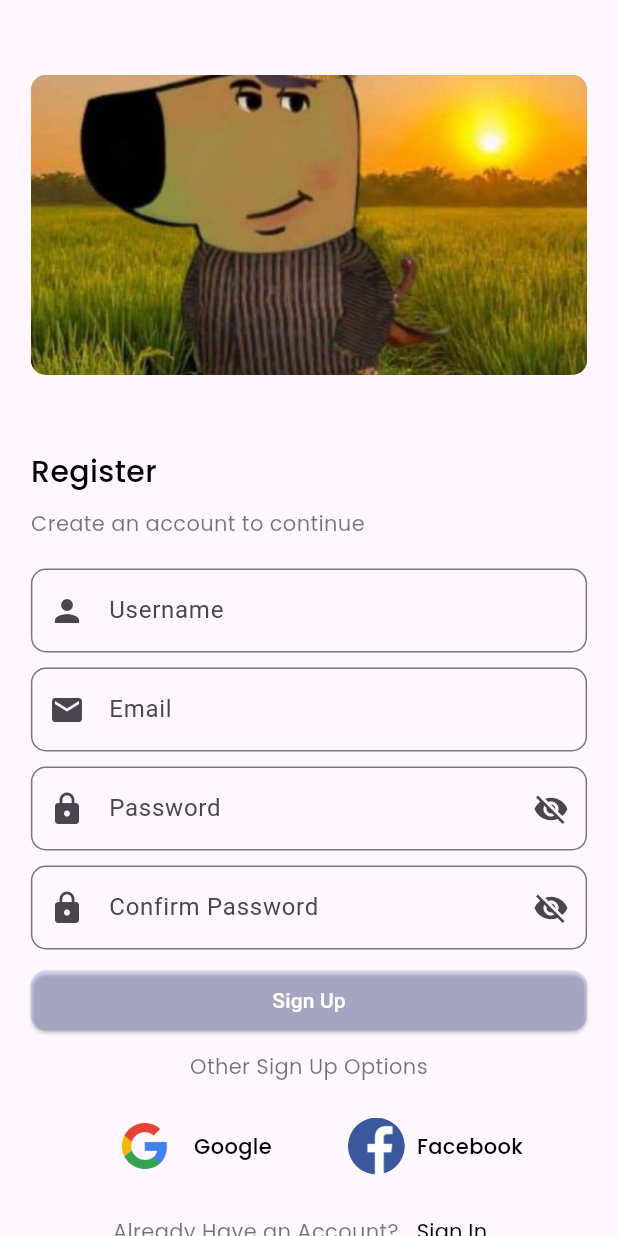
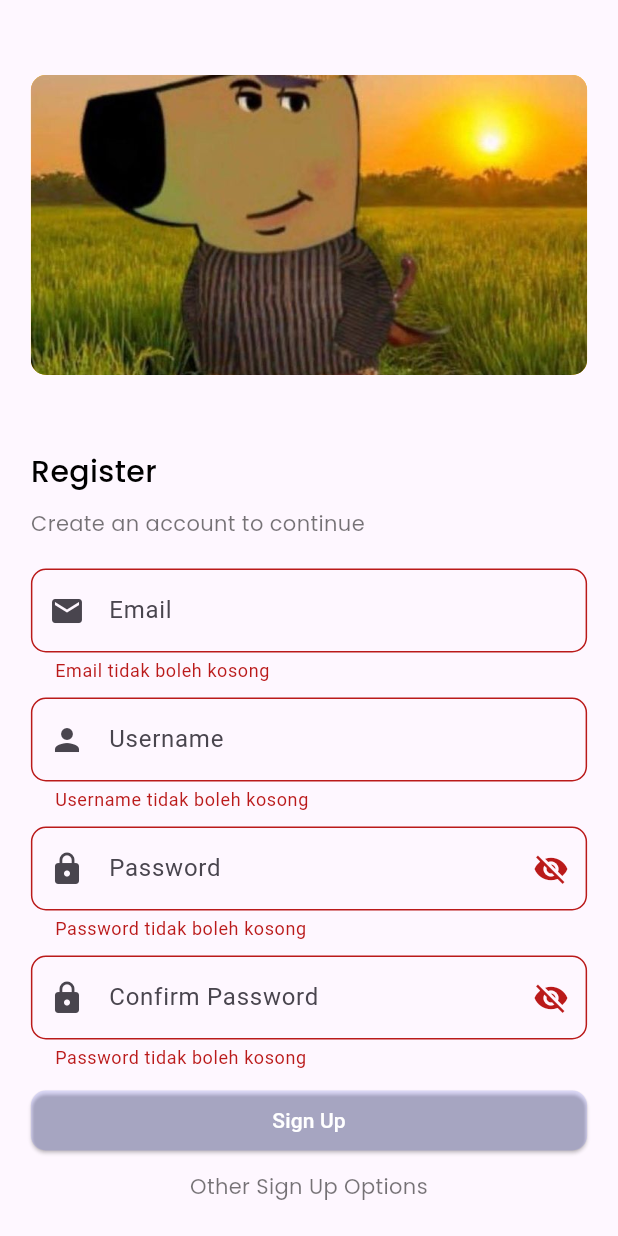
Before and after one commit to ZUHAIRR23/firebase, a Flutter app: the SignUpPage screen opened by its route, after a tap on "Sign Up", on a phone screen of 412 x 824 dp. Run offline on Flutter 3.47's test engine with Material 3 defaults, Android fonts, the phone set to English and light mode, and no system bars; our stand-ins replace cloud_firestore, firebase_auth, firebase_core, google_fonts, supercharged; accounts and stored records are empty; network calls fail.

Commit message:
tambahan hari kamis

```diff
--- a/lib/service/service.dart
+++ b/lib/service/service.dart
@@ -20,7 +20,25 @@ class FirebaseService {
     return null;
   }
 
+  Future<User?> signUp(String email, String password) async {
+    try {
+      UserCredential userCredential = await _auth.createUserWithEmailAndPassword(
+          email: email, password: password);
+      if (kDebugMode) {
+        print("User : ${userCredential.user}");
+      }
+      return userCredential.user;
+    } catch (e) {
+      if (kDebugMode) {
+        print(e);
+      }
+    }
+    return null;
+  }
+
   Future<void>  signOut() async{
     await _auth.signOut();
   }
+
+  get currentUser => _auth.currentUser;
 }
--- a/lib/ui/auth/sign_up_page.dart
+++ b/lib/ui/auth/sign_up_page.dart
@@ -9,15 +9,68 @@ class SignUpPage extends StatefulWidget {
 
 class _SignUpPageState extends State<SignUpPage> {
   bool isObscureText = true;
+  bool isLoading = false;
+
+  final _auth = FirebaseService();
+  final _firebaseStore = FirebaseFirestore.instance;
+  final _formKey = GlobalKey<FormState>();
 
   TextEditingController emailController = TextEditingController();
+  TextEditingController nameController = TextEditingController();
   TextEditingController passwordController = TextEditingController();
+  TextEditingController confirmPasswordController = TextEditingController();
+
+  void _signUp() async {
+    if (_formKey.currentState!.validate()) {
+      setState(() {
+        isLoading = true;
+      });
+    }
+
+    try {
+      User? user =
+          (await _auth.signUp(emailController.text, passwordController.text));
+
+      if (user != null) {
+        await _firebaseStore.collection('users').doc(user.uid).set({
+          'name' : nameController.text,
+          'email': emailController,
+          'password': passwordController,
+        });
+
+        Navigator.pushReplacementNamed(context, '/home');
+
+        ScaffoldMessenger.of(context).showSnackBar(
+          SnackBar(
+            content: Text('Registrasi berhasil ${user.email}'),
+          ),
+        );
+      }
+    } catch (e) {
+      ScaffoldMessenger.of(context).showSnackBar(
+        SnackBar(
+          content: Text(e.toString()),
+        ),
+      );
+
+      setState(() {
+        isLoading = false;
+      });
+    } finally {
+      setState(() {
+        isLoading = false;
+      });
+    }
+  }
+
   @override
   Widget build(BuildContext context) {
     return Scaffold(
       resizeToAvoidBottomInset: false,
       body: SingleChildScrollView(
         child: Center(
+          child: Form(
+            key: _formKey,
             child: Column(
               children: [
                 SizedBox(height: 50),
@@ -53,21 +106,7 @@ class _SignUpPageState extends State<SignUpPage> {
                 SizedBox(
                   width: MediaQuery.of(context).size.width * 0.9,
                   child: TextFormField(
-                  decoration: InputDecoration(
-                    hintText: hintUsername,
-                    prefixIcon: Icon(Icons.person),
-                    border: OutlineInputBorder(
-                      borderRadius: BorderRadius.circular(10),
-                    ),
-                  ),
-                  keyboardType: TextInputType.name,
-                  textInputAction: TextInputAction.next,
-                ),
-              ),
-              SizedBox(height: 10),
-              SizedBox(
-                width: MediaQuery.of(context).size.width * 0.9,
-                child: TextFormField(
+                    controller: emailController,
                     decoration: InputDecoration(
                       hintText: hintEmail,
                       prefixIcon: Icon(Icons.email),
@@ -77,12 +116,46 @@ class _SignUpPageState extends State<SignUpPage> {
                     ),
                     keyboardType: TextInputType.emailAddress,
                     textInputAction: TextInputAction.next,
+                    validator: (value) {
+                      if (value == null || value.isEmpty) {
+                        return 'Email tidak boleh kosong';
+                      }
+                      if (!RegExp(
+                          r"^[a-zA-Z0-9.a-zA-Z0-9.!#$%&'*+-/=?^_`{|}~]+@[a-zA-Z0-9]+\.[a-zA-Z]+")
+                          .hasMatch(value)) {
+                        return 'Email tidak valid';
+                      }
+                      return null;
+                    },
                   ),
                 ),
                 SizedBox(height: 10),
                 SizedBox(
                   width: MediaQuery.of(context).size.width * 0.9,
                   child: TextFormField(
+                    controller: nameController,
+                    decoration: InputDecoration(
+                      hintText: hintUsername,
+                      prefixIcon: Icon(Icons.person),
+                      border: OutlineInputBorder(
+                        borderRadius: BorderRadius.circular(10),
+                      ),
+                    ),
+                    keyboardType: TextInputType.text,
+                    textInputAction: TextInputAction.next,
+                    validator: (value) {
+                      if (value == null || value.isEmpty) {
+                        return 'Username tidak boleh kosong';
+                      }
+                      return null;
+                    },
+                  ),
+                ),
+                SizedBox(height: 10),
+                SizedBox(
+                  width: MediaQuery.of(context).size.width * 0.9,
+                  child: TextFormField(
+                    controller: passwordController,
                     decoration: InputDecoration(
                       hintText: hintPassword,
                       prefixIcon: Icon(Icons.lock),
@@ -102,13 +175,23 @@ class _SignUpPageState extends State<SignUpPage> {
                     ),
                     obscureText: isObscureText ? true : false,
                     keyboardType: TextInputType.visiblePassword,
-                  textInputAction: TextInputAction.done,
+                    textInputAction: TextInputAction.next,
+                    validator: (value) {
+                      if (value == null || value.isEmpty) {
+                        return 'Password tidak boleh kosong';
+                      }
+                      if (value.length < 6) {
+                        return 'Password minimal 6 karakter';
+                      }
+                      return null;
+                    },
                   ),
                 ),
                 SizedBox(height: 10),
                 SizedBox(
                   width: MediaQuery.of(context).size.width * 0.9,
                   child: TextFormField(
+                    controller: confirmPasswordController,
                     decoration: InputDecoration(
                       hintText: hintConfirmPassword,
                       prefixIcon: Icon(Icons.lock),
@@ -129,13 +212,31 @@ class _SignUpPageState extends State<SignUpPage> {
                     obscureText: isObscureText ? true : false,
                     keyboardType: TextInputType.visiblePassword,
                     textInputAction: TextInputAction.done,
+                    validator: (value) {
+                      if (value == null || value.isEmpty) {
+                        return 'Password tidak boleh kosong';
+                      }
+                      if (value.length < 6) {
+                        return 'Password minimal 6 karakter';
+                      }
+                      if (value != passwordController.text) {
+                        return 'Password tidak sama';
+                      }
+                      return null;
+                    },
                   ),
                 ),
                 SizedBox(height: 10),
                 SizedBox(
                   width: MediaQuery.of(context).size.width * 0.9,
-                child: ElevatedButton(
-                  onPressed: () {},
+                  child: isLoading
+                      ? Center(
+                          child: CircularProgressIndicator(),
+                        )
+                      : ElevatedButton(
+                          onPressed: () {
+                            _signUp();
+                          },
                           style: ElevatedButton.styleFrom(
                             backgroundColor: colorPrimary,
                             shape: RoundedRectangleBorder(
@@ -241,6 +342,7 @@ class _SignUpPageState extends State<SignUpPage> {
             ),
           ),
         ),
+      ),
     );
   }
 }
--- a/lib/ui/pages.dart
+++ b/lib/ui/pages.dart
@@ -1,3 +1,4 @@
+import 'package:cloud_firestore/cloud_firestore.dart';
 import 'package:firebase/service/service.dart';
 import 'package:firebase/themes/shared.dart';
 import 'package:firebase_auth/firebase_auth.dart';
--- a/lib/ui/ui/home_page.dart
+++ b/lib/ui/ui/home_page.dart
@@ -8,7 +8,13 @@ class HomePage extends StatefulWidget {
 }
 
 class _HomePageState extends State<HomePage> {
-  String emailSaya = '';
+  FirebaseService _auth = FirebaseService();
+
+  void _signOut() async {
+      await _auth.signOut();
+      Navigator.pushReplacementNamed(context, '/login');
+  }
+
   @override
   Widget build(BuildContext context) {
     return Scaffold(
@@ -22,8 +28,20 @@ class _HomePageState extends State<HomePage> {
               style: welcomeTextStyle,
             ),
             Text(
-              'Email Saya: $emailSaya',
+              'Email Saya: ${_auth.currentUser.email}',
               style: subWelcomeTextStyle.copyWith(fontSize: 16),
+            ),
+            ElevatedButton(
+              onPressed: () {
+                _signOut();
+              },
+              style: ElevatedButton.styleFrom(
+                backgroundColor: Colors.red,
+              ),
+              child: Text(
+                'Logout',
+                style: TextStyle(color: Colors.white),
+              ),
             ),
           ],
         ),
```
Lines whose indentation alone changed are shown as unchanged.
